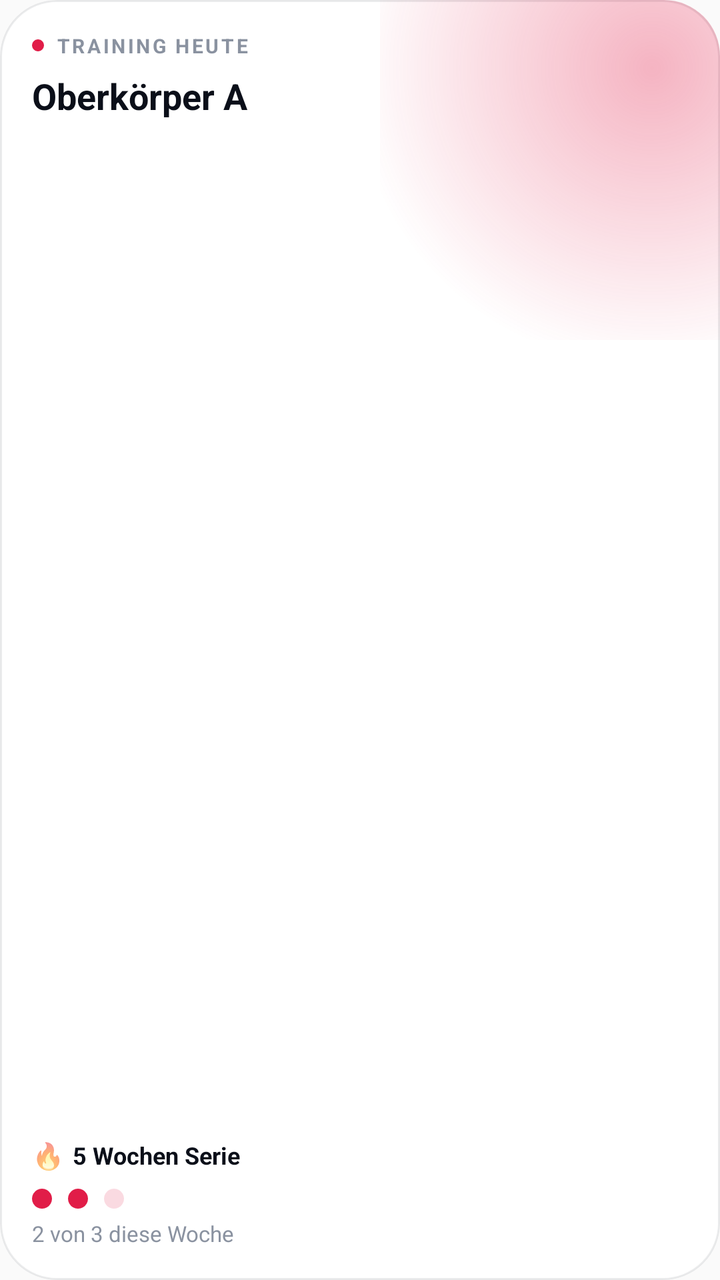
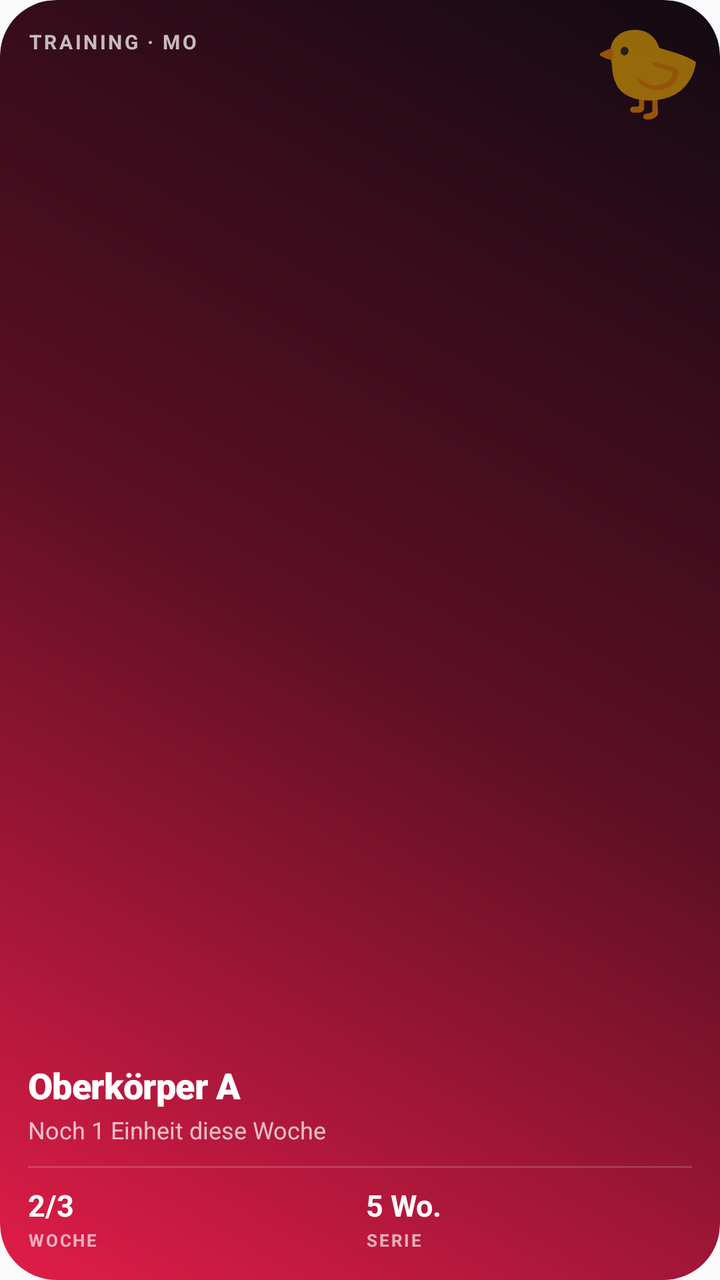

Screens rendered from an Android XML layout before and after an edit, with the pre-edit source and the edit as a unified diff.
<!-- AndroidManifest.xml: application theme AppTheme -->
<!-- res/layout/widget_training.xml -->
<?xml version="1.0" encoding="utf-8"?>
<FrameLayout xmlns:android="http://schemas.android.com/apk/res/android"
    android:id="@android:id/background"
    style="@style/WidgetFb.Card">

    <ImageView android:id="@+id/glow" style="@style/WidgetFb.Glow" />

    <include
        android:id="@+id/empty"
        layout="@layout/widget_empty"
        android:visibility="gone" />

    <LinearLayout
        android:id="@+id/content"
        style="@style/WidgetFb.Content">

        <LinearLayout
            android:layout_width="match_parent"
            android:layout_height="wrap_content"
            android:gravity="center_vertical"
            android:orientation="horizontal">

            <ImageView android:id="@+id/dot" style="@style/WidgetFb.Dot" />

            <TextView
                android:id="@+id/overline"
                style="@style/WidgetFb.Overline"
                android:text="Training heute" />
        </LinearLayout>

        <TextView
            android:id="@+id/next"
            style="@style/WidgetFb.Title"
            android:layout_marginTop="6dp"
            android:text="Oberkörper A"
            android:textSize="18sp" />

        <FrameLayout style="@style/WidgetFb.Fill" />

        <LinearLayout
            android:layout_width="match_parent"
            android:layout_height="wrap_content"
            android:gravity="center_vertical"
            android:orientation="horizontal">

            <TextView
                android:id="@+id/flame"
                android:layout_width="wrap_content"
                android:layout_height="wrap_content"
                android:layout_marginEnd="4dp"
                android:text="🔥"
                android:textSize="13sp" />

            <TextView
                android:id="@+id/streak"
                style="@style/WidgetFb.Value"
                android:layout_width="0dp"
                android:layout_weight="1"
                android:ellipsize="end"
                android:text="5 Wochen Serie" />
        </LinearLayout>

        <ImageView
            android:id="@+id/dots"
            android:layout_width="match_parent"
            android:layout_height="10dp"
            android:layout_marginTop="8dp"
            android:importantForAccessibility="no"
            android:scaleType="fitStart"
            android:src="@drawable/widget_dots_preview" />

        <TextView
            android:id="@+id/week"
            style="@style/WidgetFb.Muted"
            android:layout_marginTop="5dp"
            android:text="2 von 3 diese Woche" />
    </LinearLayout>
</FrameLayout>
<!-- res/layout/widget_empty.xml (included above) -->
<?xml version="1.0" encoding="utf-8"?>
<LinearLayout xmlns:android="http://schemas.android.com/apk/res/android"
    android:layout_width="match_parent"
    android:layout_height="match_parent"
    android:gravity="center"
    android:orientation="vertical"
    android:padding="@dimen/widget_pad">

    <TextView
        android:id="@+id/empty_title"
        style="@style/WidgetFb.Title"
        android:gravity="center"
        android:textSize="14sp" />

    <TextView
        android:id="@+id/empty_hint"
        style="@style/WidgetFb.Muted"
        android:layout_width="match_parent"
        android:layout_marginTop="4dp"
        android:gravity="center"
        android:maxLines="2" />
</LinearLayout>
<!-- resources referenced by this layout -->
<resources>
  <dimen name="widget_pad">16dp</dimen>
  <!-- drawable widget_dots_preview (drawable) -->
  <?xml version="1.0" encoding="utf-8"?>
  <vector xmlns:android="http://schemas.android.com/apk/res/android"
      android:width="46dp"
      android:height="10dp"
      android:viewportWidth="46"
      android:viewportHeight="10">
      <path android:fillColor="#E11D48" android:pathData="M5,0a5,5 0 1,0 0.001,0z" />
      <path android:fillColor="#E11D48" android:pathData="M23,0a5,5 0 1,0 0.001,0z" />
      <path android:fillColor="#29E11D48" android:pathData="M41,0a5,5 0 1,0 0.001,0z" />
  </vector>
  <style name="WidgetFb.Card">
          <item name="android:layout_width">match_parent</item>
          <item name="android:layout_height">match_parent</item>
          <item name="android:background">@drawable/widget_card</item>
      </style>
  <style name="WidgetFb.Content">
          <item name="android:layout_width">match_parent</item>
          <item name="android:layout_height">match_parent</item>
          <item name="android:padding">@dimen/widget_pad</item>
          <item name="android:orientation">vertical</item>
      </style>
  <style name="WidgetFb.Dot">
          <item name="android:layout_width">6dp</item>
          <item name="android:layout_height">6dp</item>
          <item name="android:layout_marginEnd">6dp</item>
          <item name="android:src">@drawable/widget_dot</item>
          <item name="android:importantForAccessibility">no</item>
      </style>
  <style name="WidgetFb.Glow">
          <item name="android:layout_width">170dp</item>
          <item name="android:layout_height">170dp</item>
          <item name="android:layout_gravity">top|end</item>
          <item name="android:scaleType">fitXY</item>
          <item name="android:src">@drawable/widget_glow_preview</item>
          <item name="android:importantForAccessibility">no</item>
      </style>
  <style name="WidgetFb.Muted">
          <item name="android:layout_width">wrap_content</item>
          <item name="android:layout_height">wrap_content</item>
          <item name="android:textColor">@color/widget_muted</item>
          <item name="android:textSize">11sp</item>
          <item name="android:maxLines">1</item>
          <item name="android:ellipsize">end</item>
      </style>
  <style name="WidgetFb.Overline">
          <item name="android:layout_width">wrap_content</item>
          <item name="android:layout_height">wrap_content</item>
          <item name="android:textColor">@color/widget_muted</item>
          <item name="android:textSize">10sp</item>
          <item name="android:textStyle">bold</item>
          <item name="android:letterSpacing">0.12</item>
          <item name="android:textAllCaps">true</item>
          <item name="android:maxLines">1</item>
          <item name="android:ellipsize">end</item>
      </style>
  <style name="WidgetFb.Title">
          <item name="android:layout_width">match_parent</item>
          <item name="android:layout_height">wrap_content</item>
          <item name="android:textColor">@color/widget_text</item>
          <item name="android:textSize">16sp</item>
          <item name="android:textStyle">bold</item>
          <item name="android:ellipsize">end</item>
          <item name="android:maxLines">2</item>
          <item name="android:lineSpacingMultiplier">0.95</item>
      </style>
  <style name="WidgetFb.Value">
          <item name="android:layout_width">wrap_content</item>
          <item name="android:layout_height">wrap_content</item>
          <item name="android:textColor">@color/widget_text</item>
          <item name="android:textSize">12sp</item>
          <item name="android:textStyle">bold</item>
          <item name="android:fontFeatureSettings">tnum</item>
          <item name="android:maxLines">1</item>
      </style>
  <!-- drawable widget_card (drawable) -->
  <?xml version="1.0" encoding="utf-8"?>
  <shape xmlns:android="http://schemas.android.com/apk/res/android" android:shape="rectangle">
      <solid android:color="@color/widget_card" />
      <stroke android:width="1dp" android:color="@color/widget_stroke" />
      <corners android:radius="@dimen/widget_radius" />
  </shape>
  <!-- drawable widget_dot (drawable) -->
  <?xml version="1.0" encoding="utf-8"?>
  <shape xmlns:android="http://schemas.android.com/apk/res/android" android:shape="oval">
      <solid android:color="#E11D48" />
  </shape>
  <!-- drawable widget_glow_preview (drawable) -->
  <?xml version="1.0" encoding="utf-8"?>
  <shape xmlns:android="http://schemas.android.com/apk/res/android" android:shape="rectangle">
      <gradient
          android:centerX="0.8"
          android:centerY="0.2"
          android:endColor="#00E11D48"
          android:gradientRadius="150dp"
          android:startColor="#55E11D48"
          android:type="radial" />
  </shape>
  <color name="widget_muted">#8A92A0</color>
  <color name="widget_text">#0B0F19</color>
  <color name="widget_card">#FFFFFF</color>
  <color name="widget_stroke">#140B0F19</color>
  <!-- unchanged entries left out for length: 3 -->
</resources>

<!-- the commit's change to res/layout/widget_training.xml (unified diff, before → after) -->
@@ -1,101 +1,164 @@
 <?xml version="1.0" encoding="utf-8"?>
 <FrameLayout xmlns:android="http://schemas.android.com/apk/res/android"
     android:id="@android:id/background"
-    style="@style/WidgetFb.Card">
+    style="@style/WidgetFb.Hero">
 
-    <ImageView android:id="@+id/glow" style="@style/WidgetFb.Glow" />
+    <ImageView android:id="@+id/art" style="@style/WidgetFb.Art" />
 
     <include
         android:id="@+id/empty"
-        layout="@layout/widget_empty"
+        layout="@layout/widget_empty_hero"
         android:visibility="gone" />
 
     <LinearLayout
         android:id="@+id/content"
-        style="@style/WidgetFb.Content">
+        style="@style/WidgetFb.HeroContent">
 
-        <LinearLayout
-            android:layout_width="match_parent"
-            android:layout_height="wrap_content"
-            android:gravity="center_vertical"
-            android:orientation="horizontal">
+        <TextView
+            android:id="@+id/overline"
+            style="@style/WidgetFb.HeroOverline"
+            android:layout_marginEnd="54dp"
+            android:text="Training · Mo" />
 
-            <ImageView android:id="@+id/dot" style="@style/WidgetFb.Dot" />
-
-            <TextView
-                android:id="@+id/overline"
-                style="@style/WidgetFb.Overline"
-                android:text="Training heute" />
-        </LinearLayout>
+        <FrameLayout style="@style/WidgetFb.Fill" />
 
         <TextView
             android:id="@+id/next"
-            style="@style/WidgetFb.Title"
-            android:layout_marginTop="6dp"
-            android:text="Oberkörper A"
-            android:textSize="18sp" />
-
-        <FrameLayout style="@style/WidgetFb.Fill" />
-
-        <LinearLayout
-            android:layout_width="match_parent"
-            android:layout_height="wrap_content"
-            android:gravity="center_vertical"
-            android:orientation="horizontal">
-
-            <TextView
-                android:id="@+id/flame"
-                android:layout_width="wrap_content"
-                android:layout_height="wrap_content"
-                android:layout_marginEnd="4dp"
-                android:text="🔥"
-                android:textSize="13sp" />
-
-            <TextView
-                android:id="@+id/streak"
-                style="@style/WidgetFb.Value"
-                android:layout_width="0dp"
-                android:layout_weight="1"
-                android:ellipsize="end"
-                android:text="5 Wochen Serie" />
-        </LinearLayout>
-
-        <ImageView
-            android:id="@+id/dots"
-            android:layout_width="match_parent"
-            android:layout_height="10dp"
-            android:layout_marginTop="8dp"
-            android:importantForAccessibility="no"
-            android:scaleType="fitStart"
-            android:src="@drawable/widget_dots_preview" />
+            style="@style/WidgetFb.HeroTitle"
+            android:text="Oberkörper A" />
 
         <TextView
             android:id="@+id/week"
-            style="@style/WidgetFb.Muted"
-            android:layout_marginTop="5dp"
-            android:text="2 von 3 diese Woche" />
+            style="@style/WidgetFb.HeroBody"
+            android:layout_marginTop="2dp"
+            android:text="Noch 1 Einheit diese Woche" />
+
+        <include layout="@layout/widget_hero_stats" />
     </LinearLayout>
+
+    <include
+        layout="@layout/widget_hero_buddy"
+        android:layout_width="64dp"
+        android:layout_height="64dp"
+        android:layout_gravity="top|end"
+        android:layout_marginTop="4dp"
+        android:layout_marginEnd="4dp" />
+
+    <ImageView android:id="@+id/seal" style="@style/WidgetFb.Seal" />
 </FrameLayout>
-<!-- res/layout/widget_empty.xml (included above) -->
+<!-- res/layout/widget_empty_hero.xml (included above) -->
 <?xml version="1.0" encoding="utf-8"?>
 <LinearLayout xmlns:android="http://schemas.android.com/apk/res/android"
     android:layout_width="match_parent"
     android:layout_height="match_parent"
-    android:gravity="center"
+    android:gravity="bottom|start"
     android:orientation="vertical"
-    android:padding="@dimen/widget_pad">
+    android:padding="14dp">
 
     <TextView
         android:id="@+id/empty_title"
-        style="@style/WidgetFb.Title"
-        android:gravity="center"
-        android:textSize="14sp" />
+        style="@style/WidgetFb.HeroTitle"
+        android:textSize="16sp" />
 
     <TextView
         android:id="@+id/empty_hint"
-        style="@style/WidgetFb.Muted"
+        style="@style/WidgetFb.HeroBody"
         android:layout_width="match_parent"
         android:layout_marginTop="4dp"
-        android:gravity="center"
         android:maxLines="2" />
 </LinearLayout>
+<!-- res/layout/widget_hero_stats.xml (included above) -->
+<?xml version="1.0" encoding="utf-8"?>
+<LinearLayout xmlns:android="http://schemas.android.com/apk/res/android"
+    android:layout_width="match_parent"
+    android:layout_height="wrap_content"
+    android:layout_marginTop="10dp"
+    android:orientation="vertical">
+
+    <FrameLayout
+        android:id="@+id/divider"
+        android:layout_width="match_parent"
+        android:layout_height="1dp"
+        android:background="@drawable/widget_hero_line" />
+
+    <LinearLayout
+        android:id="@+id/stats"
+        android:layout_width="match_parent"
+        android:layout_height="wrap_content"
+        android:layout_marginTop="8dp"
+        android:orientation="horizontal">
+
+        <LinearLayout
+            android:id="@+id/stat1"
+            android:layout_width="0dp"
+            android:layout_height="wrap_content"
+            android:layout_weight="1"
+            android:orientation="vertical">
+
+            <TextView android:id="@+id/stat1_value" style="@style/WidgetFb.HeroStatValue" android:text="2/3" />
+            <TextView android:id="@+id/stat1_label" style="@style/WidgetFb.HeroStatLabel" android:text="Woche" />
+        </LinearLayout>
+
+        <LinearLayout
+            android:id="@+id/stat2"
+            android:layout_width="0dp"
+            android:layout_height="wrap_content"
+            android:layout_marginStart="6dp"
+            android:layout_weight="1"
+            android:orientation="vertical">
+
+            <TextView android:id="@+id/stat2_value" style="@style/WidgetFb.HeroStatValue" android:text="5 Wo." />
+            <TextView android:id="@+id/stat2_label" style="@style/WidgetFb.HeroStatLabel" android:text="Serie" />
+        </LinearLayout>
+
+        <LinearLayout
+            android:id="@+id/stat3"
+            android:layout_width="0dp"
+            android:layout_height="wrap_content"
+            android:layout_marginStart="6dp"
+            android:layout_weight="1"
+            android:orientation="vertical"
+            android:visibility="gone">
+
+            <TextView android:id="@+id/stat3_value" style="@style/WidgetFb.HeroStatValue" />
+            <TextView android:id="@+id/stat3_label" style="@style/WidgetFb.HeroStatLabel" />
+        </LinearLayout>
+
+        
+        <FrameLayout
+            android:id="@+id/seal_space"
+            android:layout_width="48dp"
+            android:layout_height="1dp"
+            android:visibility="gone" />
+    </LinearLayout>
+</LinearLayout>
+<!-- res/layout/widget_hero_buddy.xml (included above) -->
+<?xml version="1.0" encoding="utf-8"?>
+<FrameLayout xmlns:android="http://schemas.android.com/apk/res/android"
+    android:id="@+id/buddy_box"
+    android:layout_width="64dp"
+    android:layout_height="64dp"
+    android:layout_gravity="top|end"
+    android:layout_marginTop="4dp"
+    android:layout_marginEnd="4dp">
+
+    <ImageView
+        android:id="@+id/buddy"
+        android:layout_width="match_parent"
+        android:layout_height="match_parent"
+        android:contentDescription="Buddy"
+        android:scaleType="fitCenter"
+        android:visibility="gone" />
+
+    <TextView
+        android:id="@+id/buddy_emoji"
+        android:layout_width="match_parent"
+        android:layout_height="match_parent"
+        android:autoSizeMaxTextSize="80sp"
+        android:autoSizeMinTextSize="20sp"
+        android:autoSizeTextType="uniform"
+        android:gravity="center"
+        android:includeFontPadding="false"
+        android:padding="6dp"
+        android:text="🐤" />
+</FrameLayout>
<!-- resource entries referenced after the edit -->
@@ -1,55 +1,39 @@
 <!-- resources referenced by this layout -->
 <resources>
-  <dimen name="widget_pad">16dp</dimen>
-  <!-- drawable widget_dots_preview (drawable) -->
+  <!-- drawable widget_hero_line (drawable) -->
   <?xml version="1.0" encoding="utf-8"?>
-  <vector xmlns:android="http://schemas.android.com/apk/res/android"
-      android:width="46dp"
-      android:height="10dp"
-      android:viewportWidth="46"
-      android:viewportHeight="10">
-      <path android:fillColor="#E11D48" android:pathData="M5,0a5,5 0 1,0 0.001,0z" />
-      <path android:fillColor="#E11D48" android:pathData="M23,0a5,5 0 1,0 0.001,0z" />
-      <path android:fillColor="#29E11D48" android:pathData="M41,0a5,5 0 1,0 0.001,0z" />
-  </vector>
-  <style name="WidgetFb.Card">
+  <shape xmlns:android="http://schemas.android.com/apk/res/android" android:shape="rectangle">
+      <solid android:color="@color/hero_line" />
+  </shape>
+  <style name="WidgetFb.Art">
           <item name="android:layout_width">match_parent</item>
           <item name="android:layout_height">match_parent</item>
-          <item name="android:background">@drawable/widget_card</item>
+          <item name="android:scaleType">centerCrop</item>
+          <item name="android:importantForAccessibility">no</item>
       </style>
-  <style name="WidgetFb.Content">
+  <style name="WidgetFb.Hero">
           <item name="android:layout_width">match_parent</item>
           <item name="android:layout_height">match_parent</item>
-          <item name="android:padding">@dimen/widget_pad</item>
-          <item name="android:orientation">vertical</item>
+          <item name="android:background">@drawable/widget_hero</item>
       </style>
-  <style name="WidgetFb.Dot">
-          <item name="android:layout_width">6dp</item>
-          <item name="android:layout_height">6dp</item>
-          <item name="android:layout_marginEnd">6dp</item>
-          <item name="android:src">@drawable/widget_dot</item>
-          <item name="android:importantForAccessibility">no</item>
-      </style>
-  <style name="WidgetFb.Glow">
-          <item name="android:layout_width">170dp</item>
-          <item name="android:layout_height">170dp</item>
-          <item name="android:layout_gravity">top|end</item>
-          <item name="android:scaleType">fitXY</item>
-          <item name="android:src">@drawable/widget_glow_preview</item>
-          <item name="android:importantForAccessibility">no</item>
-      </style>
-  <style name="WidgetFb.Muted">
+  <style name="WidgetFb.HeroBody">
           <item name="android:layout_width">wrap_content</item>
           <item name="android:layout_height">wrap_content</item>
-          <item name="android:textColor">@color/widget_muted</item>
-          <item name="android:textSize">11sp</item>
+          <item name="android:textColor">@color/hero_text2</item>
+          <item name="android:textSize">12sp</item>
           <item name="android:maxLines">1</item>
           <item name="android:ellipsize">end</item>
       </style>
-  <style name="WidgetFb.Overline">
+  <style name="WidgetFb.HeroContent">
+          <item name="android:layout_width">match_parent</item>
+          <item name="android:layout_height">match_parent</item>
+          <item name="android:padding">14dp</item>
+          <item name="android:orientation">vertical</item>
+      </style>
+  <style name="WidgetFb.HeroOverline">
           <item name="android:layout_width">wrap_content</item>
           <item name="android:layout_height">wrap_content</item>
-          <item name="android:textColor">@color/widget_muted</item>
+          <item name="android:textColor">@color/hero_text2</item>
           <item name="android:textSize">10sp</item>
           <item name="android:textStyle">bold</item>
           <item name="android:letterSpacing">0.12</item>
@@ -57,52 +41,68 @@
           <item name="android:maxLines">1</item>
           <item name="android:ellipsize">end</item>
       </style>
-  <style name="WidgetFb.Title">
+  <style name="WidgetFb.HeroStatLabel">
+          <item name="android:layout_width">wrap_content</item>
+          <item name="android:layout_height">wrap_content</item>
+          <item name="android:layout_marginTop">2dp</item>
+          <item name="android:textColor">@color/hero_muted</item>
+          <item name="android:textSize">8.5sp</item>
+          <item name="android:textStyle">bold</item>
+          <item name="android:letterSpacing">0.1</item>
+          <item name="android:textAllCaps">true</item>
+          <item name="android:maxLines">1</item>
+          <item name="android:ellipsize">end</item>
+      </style>
+  <style name="WidgetFb.HeroStatValue">
+          <item name="android:layout_width">match_parent</item>
+          <item name="android:layout_height">20dp</item>
+          <item name="android:textColor">@color/hero_text</item>
+          <item name="android:textSize">15sp</item>
+          <item name="android:textStyle">bold</item>
+          <item name="android:fontFeatureSettings">tnum</item>
+          <item name="android:includeFontPadding">false</item>
+          <item name="android:gravity">bottom|start</item>
+          <item name="android:maxLines">1</item>
+          <item name="android:autoSizeTextType">uniform</item>
+          <item name="android:autoSizeMinTextSize">10sp</item>
+          <item name="android:autoSizeMaxTextSize">15sp</item>
+      </style>
+  <style name="WidgetFb.HeroTitle">
           <item name="android:layout_width">match_parent</item>
           <item name="android:layout_height">wrap_content</item>
-          <item name="android:textColor">@color/widget_text</item>
-          <item name="android:textSize">16sp</item>
-          <item name="android:textStyle">bold</item>
+          <item name="android:textColor">@color/hero_text</item>
+          <item name="android:textSize">18sp</item>
+          <item name="android:fontFamily">sans-serif-black</item>
+          <item name="android:letterSpacing">-0.01</item>
           <item name="android:ellipsize">end</item>
           <item name="android:maxLines">2</item>
-          <item name="android:lineSpacingMultiplier">0.95</item>
+          <item name="android:lineSpacingMultiplier">0.92</item>
       </style>
-  <style name="WidgetFb.Value">
-          <item name="android:layout_width">wrap_content</item>
-          <item name="android:layout_height">wrap_content</item>
-          <item name="android:textColor">@color/widget_text</item>
-          <item name="android:textSize">12sp</item>
-          <item name="android:textStyle">bold</item>
-          <item name="android:fontFeatureSettings">tnum</item>
-          <item name="android:maxLines">1</item>
+  <style name="WidgetFb.Seal">
+          <item name="android:layout_width">54dp</item>
+          <item name="android:layout_height">54dp</item>
+          <item name="android:layout_gravity">bottom|end</item>
+          <item name="android:layout_marginEnd">6dp</item>
+          <item name="android:layout_marginBottom">6dp</item>
+          <item name="android:scaleType">fitCenter</item>
+          <item name="android:visibility">gone</item>
+          <item name="android:importantForAccessibility">no</item>
       </style>
-  <!-- drawable widget_card (drawable) -->
-  <?xml version="1.0" encoding="utf-8"?>
-  <shape xmlns:android="http://schemas.android.com/apk/res/android" android:shape="rectangle">
-      <solid android:color="@color/widget_card" />
-      <stroke android:width="1dp" android:color="@color/widget_stroke" />
-      <corners android:radius="@dimen/widget_radius" />
-  </shape>
-  <!-- drawable widget_dot (drawable) -->
-  <?xml version="1.0" encoding="utf-8"?>
-  <shape xmlns:android="http://schemas.android.com/apk/res/android" android:shape="oval">
-      <solid android:color="#E11D48" />
-  </shape>
-  <!-- drawable widget_glow_preview (drawable) -->
+  <color name="hero_line">#29FFFFFF</color>
+  <!-- drawable widget_hero (drawable) -->
   <?xml version="1.0" encoding="utf-8"?>
   <shape xmlns:android="http://schemas.android.com/apk/res/android" android:shape="rectangle">
       <gradient
-          android:centerX="0.8"
-          android:centerY="0.2"
-          android:endColor="#00E11D48"
-          android:gradientRadius="150dp"
-          android:startColor="#55E11D48"
-          android:type="radial" />
+          android:angle="45"
+          android:centerColor="#5C0F24"
+          android:endColor="#120A12"
+          android:startColor="#E11D48"
+          android:type="linear" />
+      <corners android:radius="@dimen/widget_radius" />
   </shape>
-  <color name="widget_muted">#8A92A0</color>
-  <color name="widget_text">#0B0F19</color>
-  <color name="widget_card">#FFFFFF</color>
-  <color name="widget_stroke">#140B0F19</color>
+  <color name="hero_text2">#B8FFFFFF</color>
+  <color name="hero_muted">#A6FFFFFF</color>
+  <color name="hero_text">#FFFFFF</color>
   <!-- unchanged entries left out for length: 3 -->
 </resources>
 
